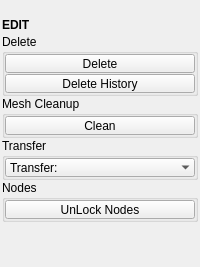
Old version of the form tentacle/ui/edit.ui in the repository m3trik/tentacle.
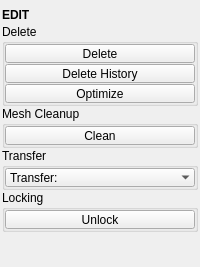
New version of the form. Custom widgets are drawn as their Qt base class.

Commit message: Compose Edit, Editors, Main, Pivot, Preferences and Settings: one Slots class each

What changed in the file:
```diff
--- a/tentacle/ui/edit.ui
+++ b/tentacle/ui/edit.ui
@@ -209,6 +209,39 @@
            </property>
           </widget>
          </item>
+         <item>
+          <widget class="PushButton" name="tb005">
+           <property name="minimumSize">
+            <size>
+             <width>0</width>
+             <height>19</height>
+            </size>
+           </property>
+           <property name="maximumSize">
+            <size>
+             <width>16777215</width>
+             <height>19</height>
+            </size>
+           </property>
+           <property name="toolTip">
+            <string>Purge unused data-blocks: meshes, materials, images and the rest that nothing uses (Blender's File &gt; Clean Up &gt; Purge Unused Data).
+
+Use the option box for recursive and linked data.</string>
+           </property>
+           <property name="text">
+            <string>Optimize</string>
+           </property>
+           <property name="iconSize">
+            <size>
+             <width>18</width>
+             <height>18</height>
+            </size>
+           </property>
+           <property name="requires" stdset="0">
+            <string>blender</string>
+           </property>
+          </widget>
+         </item>
         </layout>
        </widget>
       </item>
@@ -343,7 +376,7 @@
          </sizepolicy>
         </property>
         <property name="title">
-         <string>Nodes</string>
+         <string>Locking</string>
         </property>
         <layout class="QVBoxLayout" name="verticalLayout_5">
          <property name="spacing">
@@ -381,7 +414,7 @@
 Use the option box to choose Lock or Unlock.</string>
            </property>
            <property name="text">
-            <string>UnLock Nodes</string>
+            <string>Unlock</string>
            </property>
            <property name="iconSize">
             <size>
```
Left out of the diff: 22 changed lines with no effect on the pictures. The commit also changes 60 other files.
